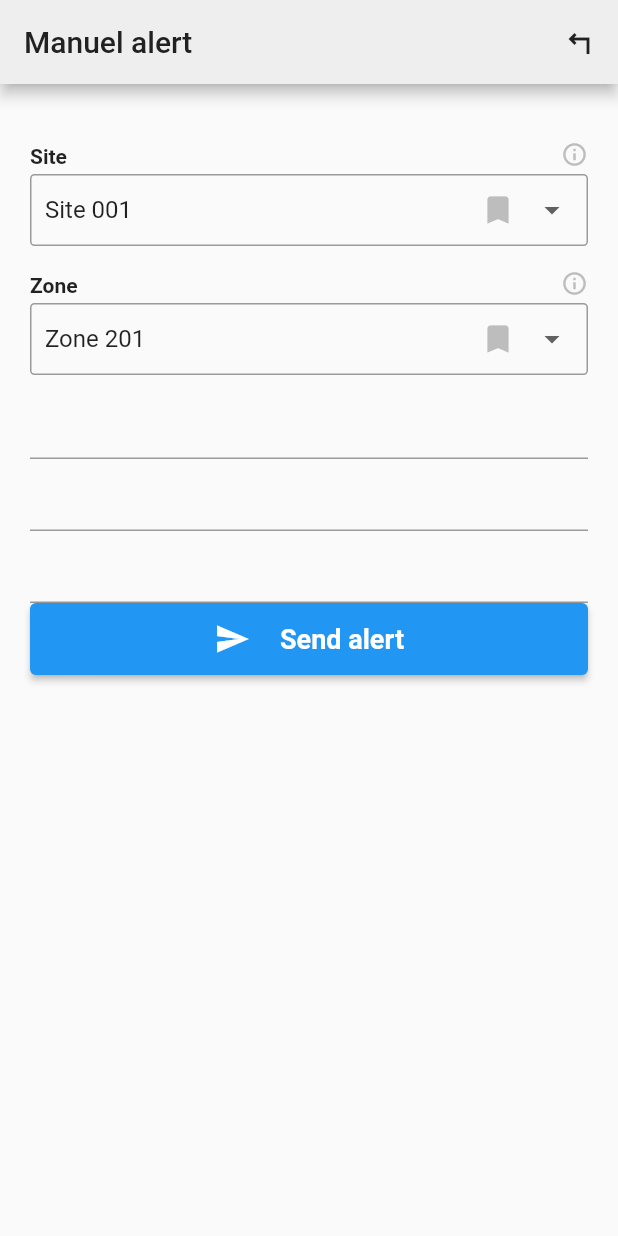
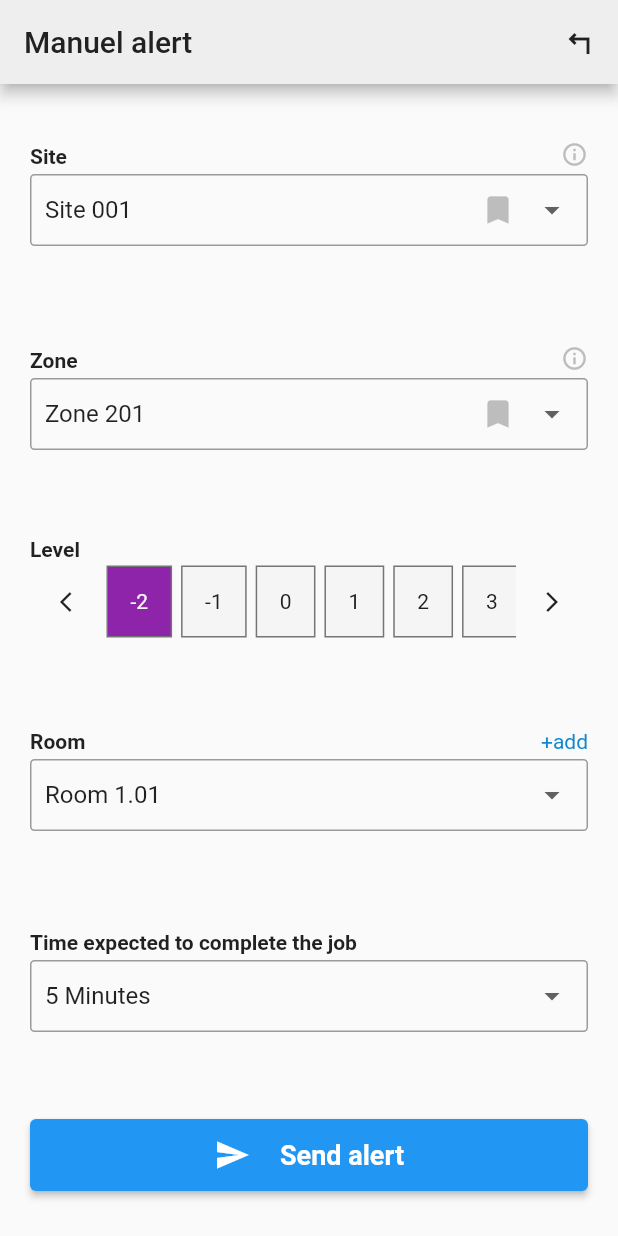
Before and after one commit to asly-97/flutter-dashboard-app, a Flutter app: the screen it shows after launch, on a phone screen of 412 x 824 dp. Run offline on Flutter 3.47's test engine with Material 2 defaults, Android fonts, the phone set to English and light mode, and no system bars; our stand-ins replace fl_chart.

Commit message:
ScrollableIntegerSelector widget

```diff
--- a/lib/screens/form_screen.dart
+++ b/lib/screens/form_screen.dart
@@ -1,6 +1,7 @@
 import 'package:dashboard/util/app_colors.dart';
 import 'package:dashboard/widgets/icon_text_button.dart';
 import 'package:dashboard/widgets/input/dropdown_input.dart';
+import 'package:dashboard/widgets/input/scrollable_integer_selector.dart';
 import 'package:flutter/material.dart';
 
 class FormScreen extends StatelessWidget {
@@ -31,6 +32,7 @@ class FormScreen extends StatelessWidget {
           vertical: 30,
         ),
         child: Column(
+          mainAxisAlignment: MainAxisAlignment.spaceBetween,
           children: [
             DropdownInput(
               label: 'Site',
@@ -51,9 +53,45 @@ class FormScreen extends StatelessWidget {
                 'Zone 204',
               ],
             ),
-            TextField(),
-            TextField(),
-            TextField(),
+            ScrollableIntegerSelector(
+              label: 'Level',
+              start: -2,
+              end: 10,
+            ),
+            DropdownInput(
+              label: 'Room',
+              addable: true,
+              withBookmark: false,
+              items: [
+                'Room 1.01',
+                'Room 1.02',
+                'Room 1.03',
+                'Room 2.01',
+                'Room 3.01',
+                'Room 3.02',
+                'Room 4.01',
+                'Room 4.02',
+                'Room 4.03',
+                'Room 4.04',
+              ],
+            ),
+            DropdownInput(
+              label: 'Time expected to complete the job',
+              showInfoIcon: false,
+              withBookmark: false,
+              items: [
+                '5 Minutes',
+                '10 Minutes',
+                '15 Minutes',
+                '30 Minutes',
+                '35 Minutes',
+                '40 Minutes',
+                '45 Minutes',
+                '50 Minutes',
+                '55 Minutes',
+                '60 Minutes',
+              ],
+            ),
             IconTextButton(
               onClick: () {
                 Navigator.pop(context);
--- a/lib/util/app_colors.dart
+++ b/lib/util/app_colors.dart
@@ -3,6 +3,7 @@ import 'package:flutter/material.dart';
 abstract class AppColors {
   static const Color blue = Color(0xFF1488CC);
   static final Color grey = Colors.grey.shade600;
+  static final Color purple = Colors.purple.shade600;
   static final Color lightGrey = Colors.grey.shade200;
   static final Color midGrey = Colors.grey.shade400;
   static final Color mainTextColor = Colors.grey.shade900;
--- a/lib/widgets/input/dropdown_input.dart
+++ b/lib/widgets/input/dropdown_input.dart
@@ -17,12 +17,17 @@ class SelectionItem {
 class DropdownInput extends StatefulWidget {
   final String label;
   final bool addable;
+  final bool withBookmark;
+  final bool showInfoIcon;
   List<SelectionItem> selectionItems = [];
 
-  DropdownInput(
-      {required this.label,
+  DropdownInput({
+    required this.label,
     required List<String> items,
-      this.addable = false}) {
+    this.addable = false,
+    this.withBookmark = true,
+    this.showInfoIcon = true,
+  }) {
     //initialize selection items
     int i = 100;
     for (var item in items) {
@@ -55,6 +60,7 @@ class _DropdownInputState extends State<DropdownInput> {
       child: Row(
         children: [
           Text(item.title),
+          if (widget.withBookmark)
             IconButton(
                 onPressed: () {
                   setState(() {
@@ -120,10 +126,18 @@ class _DropdownInputState extends State<DropdownInput> {
                   fontWeight: FontWeight.bold,
                 ),
               ),
+              if (widget.showInfoIcon && !widget.addable)
                 Icon(
                   Icons.info_outline,
                   color: AppColors.midGrey,
                   size: 18,
+                ),
+              if (widget.addable)
+                Text(
+                  '+add',
+                  style: TextStyle(
+                    color: AppColors.blue,
+                  ),
                 ),
             ],
           ),
--- /dev/null
+++ b/lib/widgets/input/scrollable_integer_selector.dart
@@ -0,0 +1,105 @@
+import 'package:dashboard/util/app_colors.dart';
+import 'package:flutter/material.dart';
+
+/*
+This widget contains a scrollable list of integers,
+each displayed in a square, and that the user can select a value
+from the list using swipe gestures or arrow buttons.
+ */
+
+class ScrollableIntegerSelector extends StatefulWidget {
+  final String label;
+  final int start;
+  final int end;
+
+  ScrollableIntegerSelector({
+    required this.label,
+    required this.start,
+    required this.end,
+  });
+
+  @override
+  State<ScrollableIntegerSelector> createState() =>
+      _ScrollableIntegerSelectorState();
+}
+
+class _ScrollableIntegerSelectorState extends State<ScrollableIntegerSelector> {
+  late int selectedItem;
+
+  @override
+  void initState() {
+    super.initState();
+    selectedItem = widget.start;
+  }
+
+  @override
+  Widget build(BuildContext context) {
+    return Column(
+      crossAxisAlignment: CrossAxisAlignment.start,
+      children: [
+        Text(
+          widget.label,
+          style: TextStyle(fontWeight: FontWeight.bold),
+        ),
+        Row(
+          children: [
+            IconButton(
+              iconSize: 16,
+              onPressed: () {},
+              icon: Icon(
+                Icons.arrow_back_ios_outlined,
+              ),
+            ),
+            Expanded(
+              child: SingleChildScrollView(
+                scrollDirection: Axis.horizontal,
+                child: Row(
+                  children: [
+                    for (int i = widget.start; i <= widget.end; i++)
+                      Padding(
+                        padding: const EdgeInsets.all(3.0),
+                        child: GestureDetector(
+                          onTap: () {
+                            setState(() {
+                              selectedItem = i;
+                            });
+                          },
+                          child: Container(
+                            padding: EdgeInsets.all(15),
+                            decoration: BoxDecoration(
+                              color: i == selectedItem
+                                  ? AppColors.purple
+                                  : AppColors.white,
+                              border: Border.all(
+                                color: AppColors.grey,
+                                width: 1,
+                              ),
+                            ),
+                            child: Center(
+                              child: Text(
+                                i.toString(),
+                                style: TextStyle(
+                                  color: i == selectedItem
+                                      ? AppColors.white
+                                      : AppColors.mainTextColor,
+                                ),
+                              ),
+                            ),
+                          ),
+                        ),
+                      ),
+                  ],
+                ),
+              ),
+            ),
+            IconButton(
+              iconSize: 16,
+              onPressed: () {},
+              icon: Icon(Icons.arrow_forward_ios_outlined),
+            ),
+          ],
+        ),
+      ],
+    );
+  }
+}
```
Also changed, not shown: lib/widgets/input/single_select_double_toggle.dart (added). Lines whose indentation alone changed are shown as unchanged.
